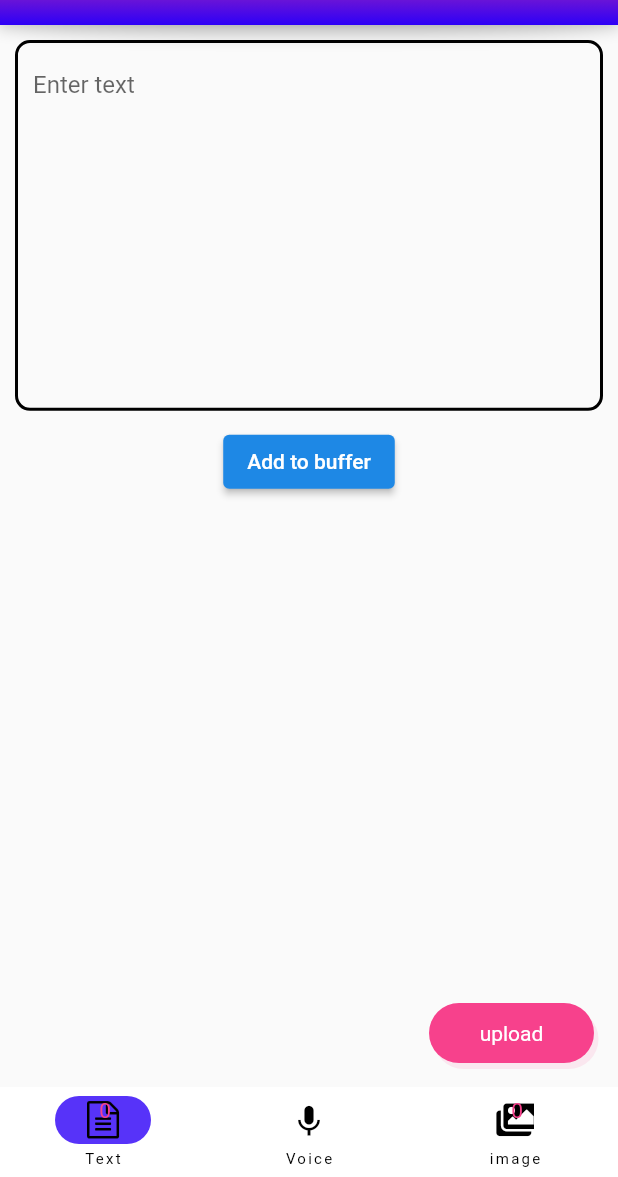
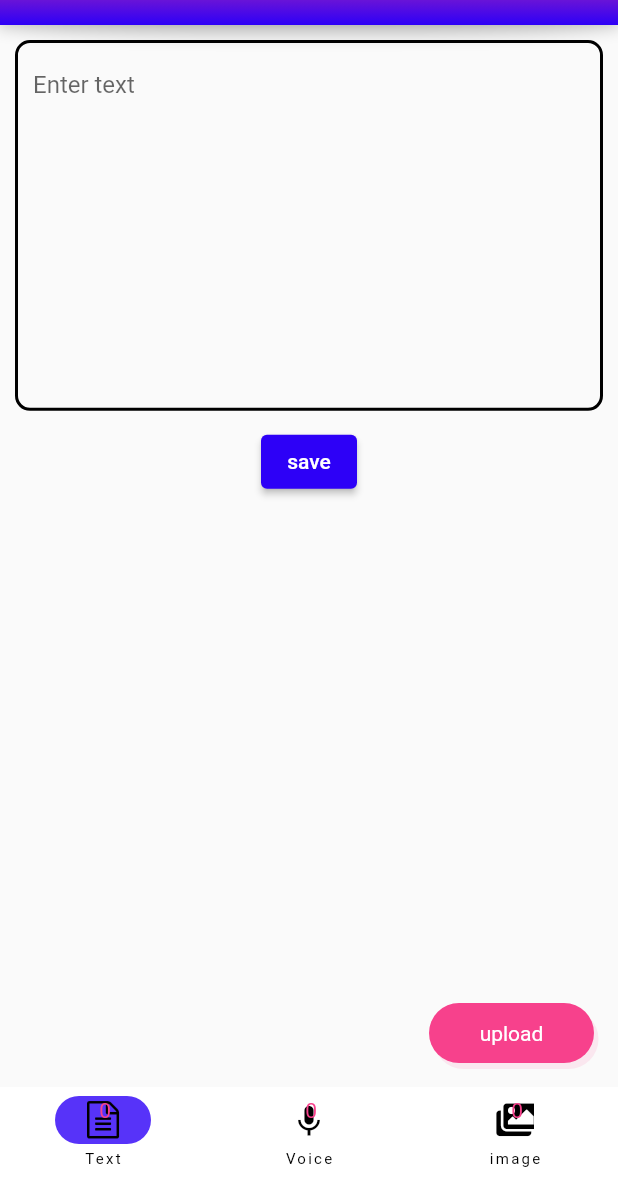
Before and after one commit to Dev-Abhijithmp/upmemory, a Flutter app: the MemNavBar screen opened directly, on a phone screen of 412 x 824 dp, the part 59-1236 px from its top. Run offline on Flutter 3.47's test engine with Material 2 defaults, Android fonts, the phone set to English and light mode, and no system bars; our stand-ins replace audioplayers, cloud_firestore, date_format, firebase_auth, firebase_core, firebase_storage and 3 more; missing offline and left inert: flutter_audio_recorder2; accounts and stored records are empty; project files that could hold a hidden picture were left out.

Commit message:
feat:completed beta stage of application

```diff
--- a/lib/screens/addmemory/addMemNavbar.dart
+++ b/lib/screens/addmemory/addMemNavbar.dart
@@ -3,7 +3,6 @@ import 'dart:io';
 import 'package:date_format/date_format.dart';
 import 'package:firebase_auth/firebase_auth.dart';
 import 'package:flutter/material.dart';
-import 'package:path_provider/path_provider.dart';
 import 'package:provider/provider.dart';
 import 'package:upmemory/functions/updateData.dart';
 import 'package:upmemory/functions/uploadData.dart';
@@ -11,6 +10,7 @@ import 'package:upmemory/screens/addmemory/addImage.dart';
 import 'package:upmemory/screens/addmemory/addText.dart';
 import 'package:upmemory/screens/addmemory/textandImageProvider.dart';
 import 'package:upmemory/screens/addmemory/voicerecord/recorderhome.dart';
+import 'package:upmemory/screens/widgets.dart';
 import 'package:upmemory/themeColorIcons/colors.dart';
 import 'package:upmemory/themeColorIcons/iconss.dart';
 import 'package:upmemory/themeColorIcons/theme.dart';
@@ -35,6 +35,7 @@ class MemNavBar extends StatefulWidget {
 class _MemNavBarState extends State<MemNavBar> {
   List<Widget> pages = [AddText(), RecorderHomeView(), AddImage()];
   int _selectedIndex = 0;
+  bool _isLoading = false;
   @override
   Widget build(BuildContext context) {
     return ChangeNotifierProvider(
@@ -103,9 +104,26 @@ class _MemNavBarState extends State<MemNavBar> {
                     //   MyFlutterApp.keyboard_voice,
                     //   color: ColorsS.loginGradientEnd,
                     // ),
-                    icon: Icon(
-                      MyFlutterApp.keyboard_voice,
-                      size: 25,
+                    icon: Stack(
+                      children: [
+                        Icon(
+                          MyFlutterApp.keyboard_voice,
+                          size: 25,
+                        ),
+                        Positioned(
+                          width: 20,
+                          height: 20,
+                          child: Consumer<TextAndImageProvider>(
+                            builder: (context, value, child) => Text(
+                              "${value.memoryVoicePath.length}",
+                              style:
+                                  TextStyle(color: ColorsS.loginGradientStart),
+                            ),
+                          ),
+                          top: -2,
+                          right: -5,
+                        ),
+                      ],
                     ),
                     label: "Voice"),
                 NavigationDestination(
@@ -138,9 +156,12 @@ class _MemNavBarState extends State<MemNavBar> {
               ],
             ),
           ),
-          floatingActionButton: provider.loading == false
+          floatingActionButton: _isLoading == false
               ? InkWell(
                   onTap: () async {
+                    setState(() {
+                      _isLoading = true;
+                    });
                     List<File> file = await provider.getVoiceFiles();
                     Map<String, String> flag;
                     if (widget.buttonText == 'upload') {
@@ -153,6 +174,7 @@ class _MemNavBarState extends State<MemNavBar> {
                           context);
                     } else {
                       List<File> file = await provider.getVoiceFiles();
+
                       flag = await updatememory(
                           imageurls: widget.images,
                           voiceurls: widget.audios,
@@ -167,20 +189,10 @@ class _MemNavBarState extends State<MemNavBar> {
                           voice: file,
                           context: context);
                     }
+                    setState(() {
+                      _isLoading = false;
+                    });
 
-                    // Map<String, String> flag =  widget.buttonText=='upload'?  await uploadMemory(
-                    //     FirebaseAuth.instance.currentUser!.uid,
-                    //     formatDate(DateTime.now(), [dd, '-', mm, '-', yyyy]),
-                    //     provider.memoryText,
-                    //     provider.images,
-                    //     await provider.getVoiceFiles(),
-                    //     context):updatememory(
-                    //     FirebaseAuth.instance.currentUser!.uid,
-                    //     formatDate(DateTime.now(), [dd, '-', mm, '-', yyyy]),
-                    //     provider.memoryText,
-                    //     provider.images,
-                    //     await provider.getVoiceFiles(),
-                    //     context)
                     if (flag['status'] == "success") {
                       Provider.of<TextAndImageProvider>(context, listen: false)
                           .deleteall(provider.getpaths());
--- a/lib/screens/addmemory/addText.dart
+++ b/lib/screens/addmemory/addText.dart
@@ -1,6 +1,7 @@
 import 'package:flutter/material.dart';
 import 'package:provider/provider.dart';
 import 'package:upmemory/screens/addmemory/textandImageProvider.dart';
+import 'package:upmemory/themeColorIcons/theme.dart';
 
 class AddText extends StatelessWidget {
   const AddText({Key? key}) : super(key: key);
@@ -32,13 +33,26 @@ class AddText extends StatelessWidget {
           ElevatedButton(
             style: ButtonStyle(
                 backgroundColor: MaterialStateProperty.resolveWith(
-                    (states) => Colors.blue.shade600)),
+                    (states) => ColorsS.loginGradientEnd)),
             onPressed: () {
               provider.addText();
               provider.textEditingController.clear();
             },
-            child: Text('Add to buffer'),
+            child: Text('save'),
           ),
+          Expanded(
+              child: ListView.builder(
+            itemBuilder: (BuildContext context, int index) {
+              return Container(
+                margin: EdgeInsets.symmetric(vertical: 5, horizontal: 10),
+                child: Text(
+                  provider.memoryText[index],
+                  style: TextStyle(fontSize: 15),
+                ),
+              );
+            },
+            itemCount: provider.memoryText.length,
+          ))
         ],
       ),
     );
--- a/lib/screens/addmemory/textandImageProvider.dart
+++ b/lib/screens/addmemory/textandImageProvider.dart
@@ -12,6 +12,8 @@ class TextAndImageProvider extends ChangeNotifier {
   List<String> memoryVoicePath = [];
 
   List<String> getpaths() {
+    memoryVoicePath = [];
+    notifyListeners();
     getApplicationDocumentsDirectory().then((value) {
       value.list().listen((onData) {
         if (onData.path.contains('.aac')) memoryVoicePath.add(onData.path);
@@ -63,6 +65,7 @@ class TextAndImageProvider extends ChangeNotifier {
       }
     }
     memoryVoicePath.clear();
+    notifyListeners();
   }
 
   Future<Map<String, String>> pickImageFromCamera() async {
```
Also changed, not shown: lib/controllers/memoryprovider.dart (deleted, +0 -13 lines), lib/functions/updateData.dart (+10 -3 lines), lib/screens/addmemory/addImage.dart (+6 -1 lines), lib/screens/addmemory/addVoice.dart (+48 -48 lines), lib/screens/viewMemory.dart (+3 -5 lines).
